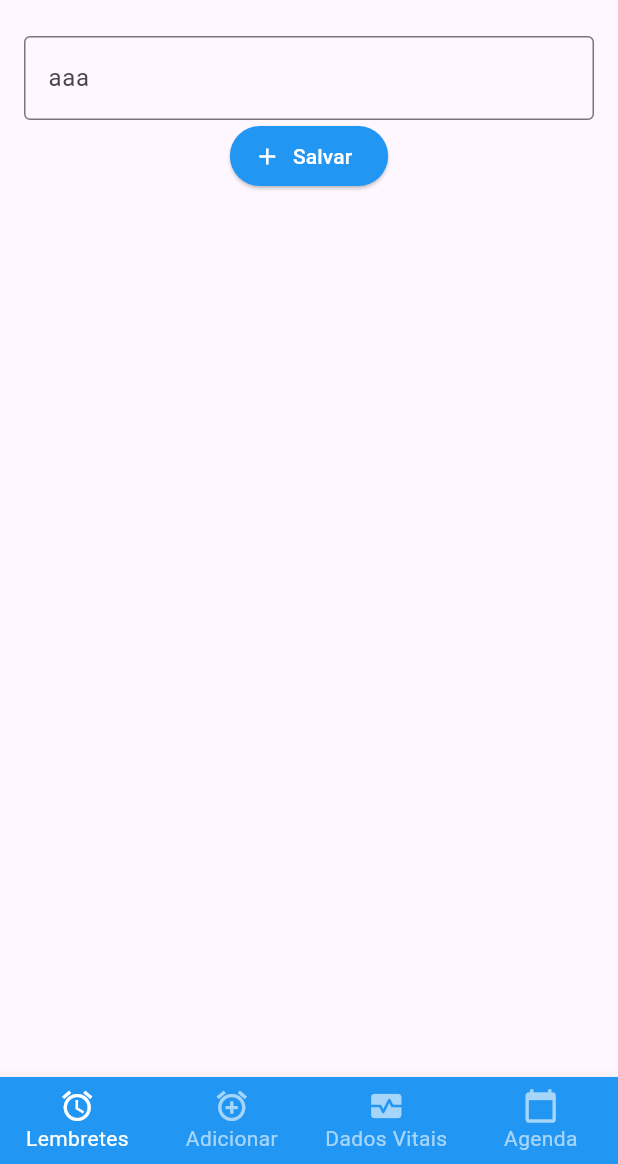
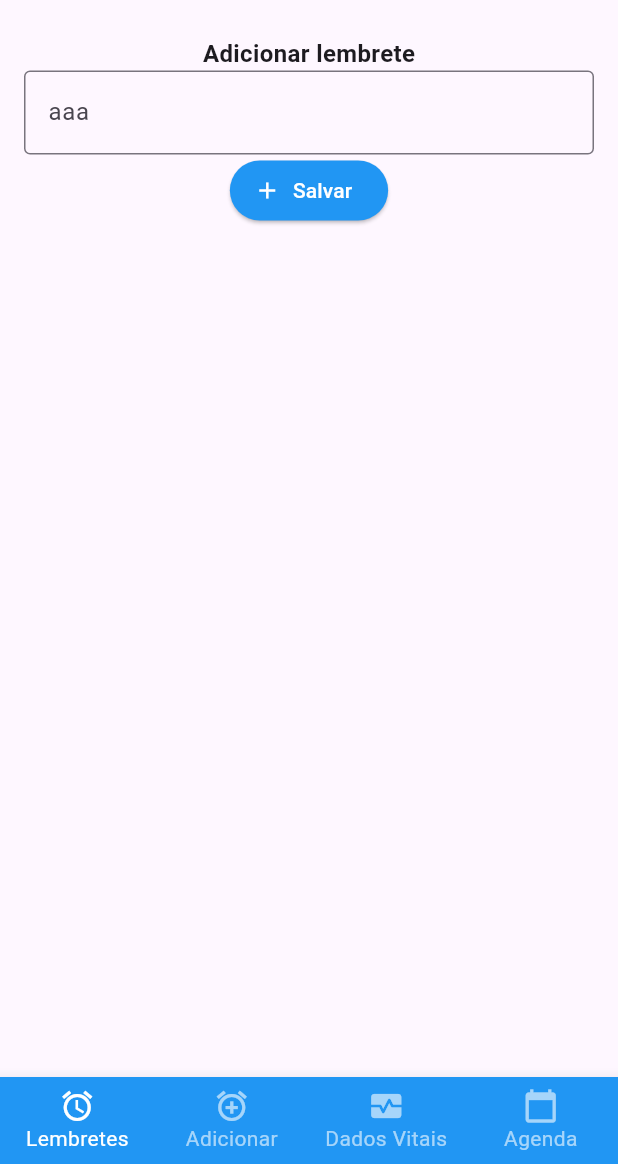
Before and after one commit to ErickRezende1833/mycareapp, a Flutter app: the screen it shows after launch, on a phone screen of 412 x 824 dp, the part 72-1236 px from its top. Run offline on Flutter 3.47's test engine with Material 3 defaults, Android fonts, the phone set to English and light mode, and no system bars.

Commit message:
feat: titulo

```diff
--- a/lib/view/addMedicacao.dart
+++ b/lib/view/addMedicacao.dart
@@ -17,9 +17,15 @@ class AddMedicacao extends StatelessWidget {
         child: Column(
           children: [
 
+            Text(
+              "Adicionar lembrete",
+              style: TextStyle(
+                fontSize: 16,
+                fontWeight: FontWeight.bold
+              ),
+            ),
             CustomTextField(labelText: "aaa", hintText: "ddd"),
             CustomElevatedButton(onPressed: (){}, icon: Icons.add, label: "Salvar")
-
           ],
         ),
       ),
```
